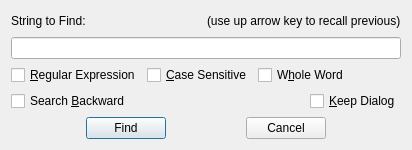
The window that source/ui/DialogFind.ui (eteran/nedit-ng) describes before a commit, drawn with Qt 5.
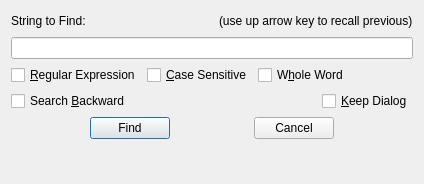
The same window after the commit. Icons and pictures are not drawn.

Commit message: some minor cleanup, starting to implement language modes dialog

Diff of the .ui file:
```diff
--- a/source/ui/DialogFind.ui
+++ b/source/ui/DialogFind.ui
@@ -6,8 +6,8 @@
    <rect>
     <x>0</x>
     <y>0</y>
-    <width>412</width>
-    <height>147</height>
+    <width>424</width>
+    <height>184</height>
    </rect>
   </property>
   <property name="windowTitle">
```
Left out of the diff: 4 changed lines with no effect on the pictures. The commit also changes 5 other files.
